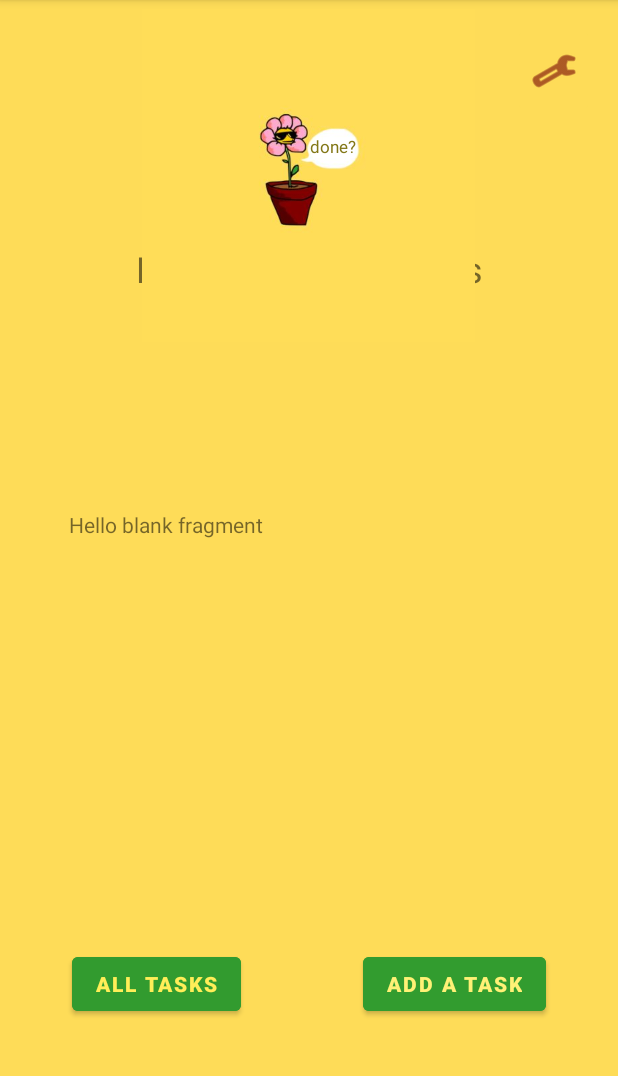
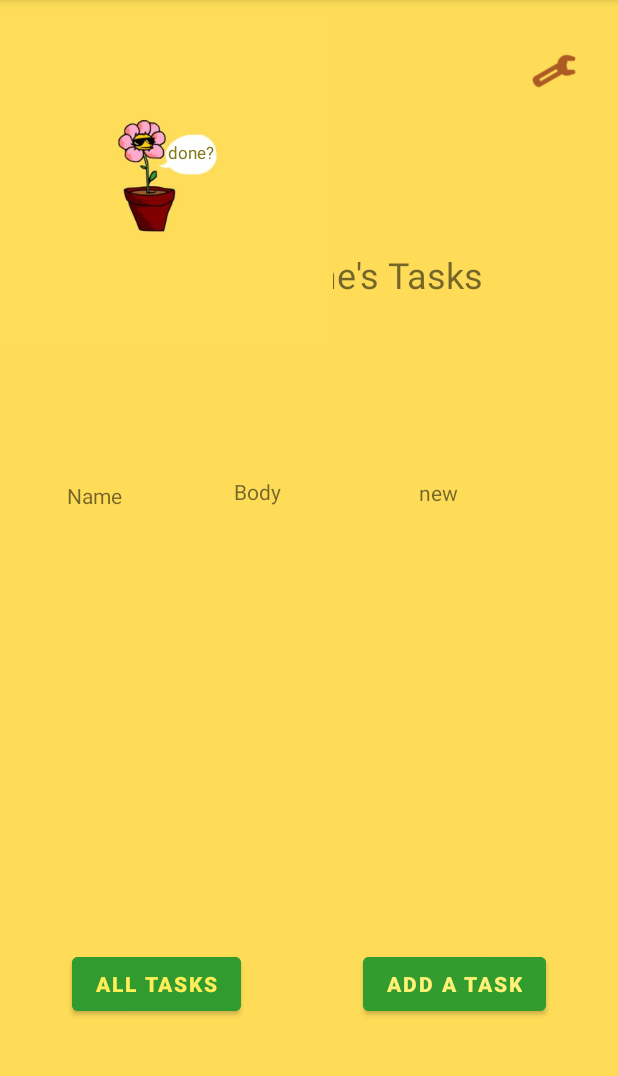
Before and after one commit to crumbycupid/taskmaster, an Android app: the screen it shows after launch (MainActivity), on a phone screen of 412 x 824 dp, the part 84-1160 px from its top. Run offline under Robolectric (Android 15) with nearby library versions, the phone set to English and light mode, and no system bars; Roboto replaces fonts that are not available here.

Commit message:
completed recycler view

```diff
--- a/taskmaster/app/src/main/java/com/devonterry/taskmaster/activities/MainActivity.java
+++ b/taskmaster/app/src/main/java/com/devonterry/taskmaster/activities/MainActivity.java
@@ -21,10 +21,9 @@ import com.devonterry.taskmaster.model.Task;
 import java.util.ArrayList;
 import java.util.List;
 
-//import org.w3c.dom.Text;
 
 public class MainActivity extends AppCompatActivity {
-    public static final String TASK_ADD_EXTRA_TAG = "taskDetail";
+//    public static final String TASK_ADD_EXTRA_TAG = "taskDetail";
     @Override
     protected void onCreate(Bundle savedInstanceState) {
         super.onCreate(savedInstanceState);
@@ -77,15 +76,15 @@ public class MainActivity extends AppCompatActivity {
 
     public void taskRecyclerView() {
         List<Task> taskList = new ArrayList<>();
-    Task task = new Task("Name", "Body");
-    Task task2 = new Task("Name", "Body");
-    Task task3 = new Task("Name", "Body");
-    Task task4 = new Task("Name", "Body");
-    Task task5 = new Task("Name", "Body");
-    Task task6 = new Task("Name", "Body");
-    Task task7 = new Task("Name", "Body");
-    Task task8 = new Task("Name", "Body");
-    Task task9 = new Task("Name", "Body");
+    Task task = new Task("Name", "Body", "new");
+    Task task2 = new Task("Name", "Body", "new");
+    Task task3 = new Task("Name", "Body", "new");
+    Task task4 = new Task("Name", "Body", "new");
+    Task task5 = new Task("Name", "Body", "new");
+    Task task6 = new Task("Name", "Body", "new");
+    Task task7 = new Task("Name", "Body", "new");
+    Task task8 = new Task("Name", "Body", "new");
+    Task task9 = new Task("Name", "Body", "new");
     taskList.add(task);
         taskList.add(task2);
         taskList.add(task3);
@@ -99,7 +98,7 @@ public class MainActivity extends AppCompatActivity {
         RecyclerView tasksRecyclerView = findViewById(R.id.MainActivityRecyclerView);
         RecyclerView.LayoutManager layoutManager = new LinearLayoutManager(this);
         tasksRecyclerView.setLayoutManager(layoutManager);
-        TaskRecyclerViewAdapter adapter = new TaskRecyclerViewAdapter(taskList);
+        TaskRecyclerViewAdapter adapter = new TaskRecyclerViewAdapter(taskList, this);
         tasksRecyclerView.setAdapter(adapter);
     }
 
--- a/taskmaster/app/src/main/java/com/devonterry/taskmaster/adapter/TaskRecyclerViewAdapter.java
+++ b/taskmaster/app/src/main/java/com/devonterry/taskmaster/adapter/TaskRecyclerViewAdapter.java
@@ -1,21 +1,32 @@
 package com.devonterry.taskmaster.adapter;
 
+import android.content.Context;
+import android.content.Intent;
 import android.view.LayoutInflater;
 import android.view.View;
 import android.view.ViewGroup;
+import android.widget.TextView;
 
 import androidx.annotation.NonNull;
 import androidx.recyclerview.widget.RecyclerView;
 
 import com.devonterry.taskmaster.R;
+import com.devonterry.taskmaster.activities.TaskDetailActivity;
 import com.devonterry.taskmaster.model.Task;
 
 import java.util.List;
 
 public class TaskRecyclerViewAdapter extends RecyclerView.Adapter <TaskRecyclerViewAdapter.TaskViewHolder>{
+    public static final String USER_TASK_TITLE_TAG = "task_title";
+    public static final String USER_TASK_BODY_TAG = "task_body";
+    public static final String USER_TASK_STATE_TAG = "task_state";
+
+    Context callingActivity;
+
     List<Task> taskList;
-    public TaskRecyclerViewAdapter(List<Task> taskList) {
+    public TaskRecyclerViewAdapter(List<Task> taskList, Context callingActivity) {
         this.taskList = taskList;
+        this.callingActivity = callingActivity;
     }
 
     @NonNull
@@ -27,12 +38,28 @@ public class TaskRecyclerViewAdapter extends RecyclerView.Adapter <TaskRecyclerV
 
     @Override
     public void onBindViewHolder(@NonNull TaskViewHolder holder, int position) {
-
+        TextView taskFragNameView = holder.itemView.findViewById(R.id.TaskFragTVTitle);
+        TextView taskFragBodyView = holder.itemView.findViewById(R.id.TaskFragTVBody);
+        TextView taskFragStateView = holder.itemView.findViewById((R.id.TaskFragTVState));
+        String taskTitle = taskList.get(position).getTaskTitle();
+        String taskBody = taskList.get(position).getTaskBody();
+        String taskState = taskList.get(position).getTaskState();
+        taskFragNameView.setText(taskTitle);
+        taskFragBodyView.setText(taskBody);
+        taskFragStateView.setText(taskState);
+        View userTaskViewHolder = holder.itemView;
+        userTaskViewHolder.setOnClickListener(v ->{
+            Intent goToUserTasksDetailsIntent = new Intent(callingActivity, TaskDetailActivity.class);
+            goToUserTasksDetailsIntent.putExtra(USER_TASK_TITLE_TAG, taskTitle);
+            goToUserTasksDetailsIntent.putExtra(USER_TASK_BODY_TAG, taskBody);
+            goToUserTasksDetailsIntent.putExtra(USER_TASK_STATE_TAG, taskState);
+            callingActivity.startActivity(goToUserTasksDetailsIntent);
+        });
     }
 
     @Override
     public int getItemCount() {
-        return 30;
+        return taskList.size();
     }
     public static class  TaskViewHolder extends RecyclerView.ViewHolder{
 
--- a/taskmaster/app/src/main/java/com/devonterry/taskmaster/model/Task.java
+++ b/taskmaster/app/src/main/java/com/devonterry/taskmaster/model/Task.java
@@ -3,27 +3,33 @@ package com.devonterry.taskmaster.model;
 import java.util.List;
 
 public class Task {
-    private String taskName;
-    private String body;
+    private String taskTitle;
+    private String taskBody;
+    private String taskState;
 
-    public Task(String taskName, String body){
-        this.taskName = taskName;
-        this.body = body;
+    public Task(String taskTitle, String taskBody, String taskState){
+        this.taskTitle = taskTitle;
+        this.taskBody = taskBody;
+        this.taskState = taskState;
     }
 
-    public String getTaskName() {
-        return taskName;
+    public String getTaskTitle() {
+        return taskTitle;
     }
 
-    public void setTaskName(){
-        this.taskName = taskName;
+    public void setTaskTitle(){
+        this.taskTitle = taskTitle;
     }
 
-    public String getBody() {
-        return body;
+    public String getTaskBody() {
+        return taskBody;
     }
 
-    public void setBody(){
-        this.body = body;
+    public void setTaskBody(){
+        this.taskBody = taskBody;
     }
+
+    public String getTaskState(){ return taskState; }
+
+    public void setTaskState() { this.taskState = taskState; }
 }
--- a/taskmaster/app/src/main/res/layout/activity_main.xml
+++ b/taskmaster/app/src/main/res/layout/activity_main.xml
@@ -68,13 +68,11 @@
         android:id="@+id/MainActivityFlowerLogo"
         android:layout_width="222dp"
         android:layout_height="230dp"
-        android:layout_marginBottom="12dp"
+        android:layout_marginBottom="8dp"
         android:contentDescription="@string/flowerInAPotSayingDone"
         app:layout_constraintBottom_toTopOf="@+id/MainActivityRecyclerView"
-        app:layout_constraintEnd_toEndOf="@+id/MainActivityUserNameTextView"
-        app:layout_constraintHorizontal_bias="0.492"
-        app:layout_constraintStart_toStartOf="@+id/MainActivityUserNameTextView"
-        app:srcCompat="@drawable/tm_jpg" />
+        app:srcCompat="@drawable/tm_jpg"
+        tools:layout_editor_absoluteX="94dp" />
 
     <TextView
         android:id="@+id/textView"
@@ -100,4 +98,10 @@
         app:layout_constraintHorizontal_bias="0.494"
         app:layout_constraintStart_toStartOf="parent" />
 
+    <androidx.constraintlayout.helper.widget.Layer
+        android:id="@+id/layer"
+        android:layout_width="wrap_content"
+        android:layout_height="wrap_content"
+        app:constraint_referenced_ids="MainActivityUserNameTextView" />
+
 </androidx.constraintlayout.widget.ConstraintLayout>
--- a/taskmaster/app/src/main/res/layout/fragment_task.xml
+++ b/taskmaster/app/src/main/res/layout/fragment_task.xml
@@ -8,14 +8,42 @@
     tools:context=".fragments.TaskFragment">
 
     <!-- TODO: Update blank fragment layout -->
+
     <TextView
         android:id="@+id/TaskFragmentNameTextView"
-        android:layout_width="319dp"
-        android:layout_height="73dp"
-        android:layout_marginTop="96dp"
-        android:text="@string/hello_blank_fragment"
+        android:layout_width="387dp"
+        android:layout_height="116dp"
+        android:layout_marginTop="36dp"
         app:layout_constraintEnd_toEndOf="parent"
         app:layout_constraintStart_toStartOf="parent"
         app:layout_constraintTop_toTopOf="parent" />
 
+    <TextView
+        android:id="@+id/TaskFragTVTitle"
+        android:layout_width="91dp"
+        android:layout_height="39dp"
+        android:layout_marginStart="32dp"
+        android:layout_marginBottom="36dp"
+        app:layout_constraintBottom_toBottomOf="@+id/TaskFragmentNameTextView"
+        app:layout_constraintStart_toStartOf="@+id/TaskFragmentNameTextView" />
+
+    <TextView
+        android:id="@+id/TaskFragTVBody"
+        android:layout_width="108dp"
+        android:layout_height="40dp"
+        app:layout_constraintBottom_toBottomOf="@+id/TaskFragmentNameTextView"
+        app:layout_constraintEnd_toStartOf="@+id/TaskFragTVState"
+        app:layout_constraintHorizontal_bias="0.567"
+        app:layout_constraintStart_toEndOf="@+id/TaskFragTVTitle"
+        app:layout_constraintTop_toTopOf="@+id/TaskFragmentNameTextView" />
+
+    <TextView
+        android:id="@+id/TaskFragTVState"
+        android:layout_width="92dp"
+        android:layout_height="37dp"
+        android:layout_marginEnd="28dp"
+        android:layout_marginBottom="40dp"
+        app:layout_constraintBottom_toBottomOf="@+id/TaskFragmentNameTextView"
+        app:layout_constraintEnd_toEndOf="@+id/TaskFragmentNameTextView" />
+
 </androidx.constraintlayout.widget.ConstraintLayout>
```
Also changed, not shown: taskmaster/app/src/main/java/com/devonterry/taskmaster/activities/TaskDetailActivity.java (+15 -10 lines), taskmaster/app/src/main/res/layout/activity_task_detail.xml (+26 -4 lines).
